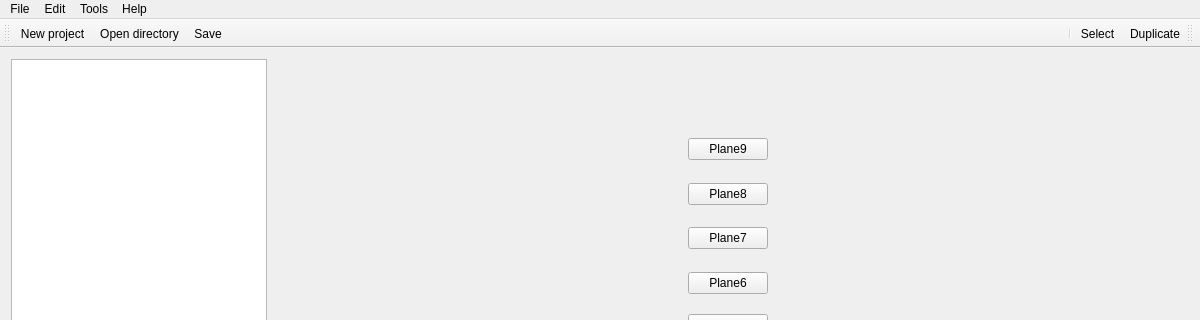
ppff/Cubicle-GUI, file dispositif/Cubicle/mainwindow.ui: the form before one commit; both pictures show x 0 to 1200 and y 0 to 320 of the 1200 by 600 pixel window.
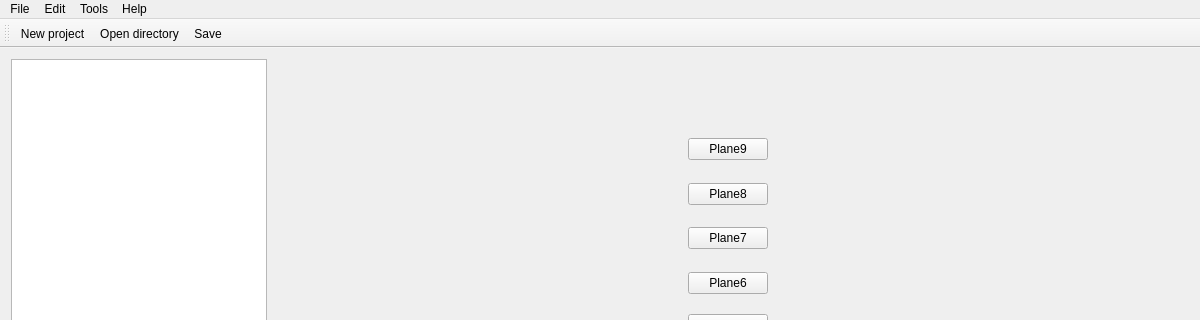
The form after the commit. Icons and pictures are not drawn. Custom widgets are drawn as their Qt base class.

Commit message: enlever les fonctionnalités select et duplicate et enlever les bouttons correspondant de l'interface graphique

The edit to the form file:
```diff
--- a/dispositif/Cubicle/mainwindow.ui
+++ b/dispositif/Cubicle/mainwindow.ui
@@ -279,23 +279,6 @@
    <addaction name="actionOpen_directory"/>
    <addaction name="actionSave"/>
   </widget>
-  <widget class="QToolBar" name="toolBar">
-   <property name="windowTitle">
-    <string>toolBar</string>
-   </property>
-   <property name="layoutDirection">
-    <enum>Qt::RightToLeft</enum>
-   </property>
-   <attribute name="toolBarArea">
-    <enum>TopToolBarArea</enum>
-   </attribute>
-   <attribute name="toolBarBreak">
-    <bool>false</bool>
-   </attribute>
-   <addaction name="actionDuplicate"/>
-   <addaction name="actionSelect"/>
-   <addaction name="separator"/>
-  </widget>
   <action name="actionNew_Group">
    <property name="icon">
     <iconset resource="ressource.qrc">
@@ -389,30 +372,6 @@
     <string>Ctrl+F</string>
    </property>
   </action>
-  <action name="actionSelect">
-   <property name="icon">
-    <iconset resource="ressource.qrc">
-     <normaloff>:/icone/Select.png</normaloff>:/icone/Select.png</iconset>
-   </property>
-   <property name="text">
-    <string>Select</string>
-   </property>
-   <property name="shortcut">
-    <string>Ctrl+A</string>
-   </property>
-  </action>
-  <action name="actionDuplicate">
-   <property name="icon">
-    <iconset resource="ressource.qrc">
-     <normaloff>:/icone/Dupliquer.jpg</normaloff>:/icone/Dupliquer.jpg</iconset>
-   </property>
-   <property name="text">
-    <string>Duplicate</string>
-   </property>
-   <property name="shortcut">
-    <string>Ctrl+T</string>
-   </property>
-  </action>
   <action name="actionCut_pattern">
    <property name="icon">
     <iconset resource="ressource.qrc">
```
Left out of the diff: 2 changed lines with no effect on the pictures. The commit also changes 5 other files.
